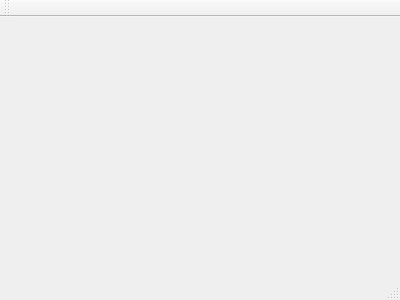
Before: the Qt Designer form mainwindow.ui in AntonioMrtz/PhotoshopIG, drawn with Qt 5.
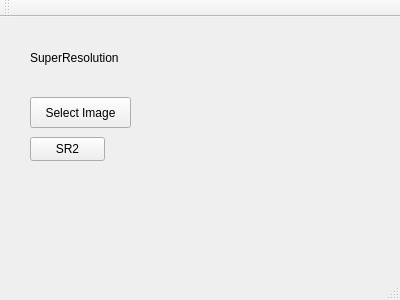
After: the same form once the commit is applied.

Diff of the .ui file:
```diff
--- a/mainwindow.ui
+++ b/mainwindow.ui
@@ -12,13 +12,68 @@
   <property name="windowTitle" >
    <string>MainWindow</string>
   </property>
-  <widget class="QMenuBar" name="menuBar" />
-  <widget class="QToolBar" name="mainToolBar" />
-  <widget class="QWidget" name="centralWidget" />
-  <widget class="QStatusBar" name="statusBar" />
+  <widget class="QWidget" name="centralWidget">
+   <widget class="QLabel" name="label">
+    <property name="geometry">
+     <rect>
+      <x>30</x>
+      <y>20</y>
+      <width>121</width>
+      <height>41</height>
+     </rect>
+    </property>
+    <property name="text">
+     <string>SuperResolution</string>
+    </property>
+   </widget>
+   <widget class="QPushButton" name="pushButton">
+    <property name="geometry">
+     <rect>
+      <x>30</x>
+      <y>80</y>
+      <width>101</width>
+      <height>31</height>
+     </rect>
+    </property>
+    <property name="text">
+     <string>Select Image</string>
+    </property>
+   </widget>
+   <widget class="QPushButton" name="pushButton_2">
+    <property name="geometry">
+     <rect>
+      <x>30</x>
+      <y>120</y>
+      <width>75</width>
+      <height>24</height>
+     </rect>
+    </property>
+    <property name="text">
+     <string>SR2</string>
+    </property>
+   </widget>
+  </widget>
+  <widget class="QMenuBar" name="menuBar">
+   <property name="geometry">
+    <rect>
+     <x>0</x>
+     <y>0</y>
+     <width>400</width>
+     <height>21</height>
+    </rect>
+   </property>
+  </widget>
+  <widget class="QToolBar" name="mainToolBar">
+   <attribute name="toolBarArea">
+    <enum>TopToolBarArea</enum>
+   </attribute>
+   <attribute name="toolBarBreak">
+    <bool>false</bool>
+   </attribute>
+  </widget>
+  <widget class="QStatusBar" name="statusBar"/>
  </widget>
- <layoutDefault spacing="6" margin="11" />
- <pixmapfunction></pixmapfunction>
+ <layoutdefault spacing="6" margin="11"/>
  <resources/>
  <connections/>
 </ui>
```
Left out of the diff: 7 changed lines with no effect on the pictures.
